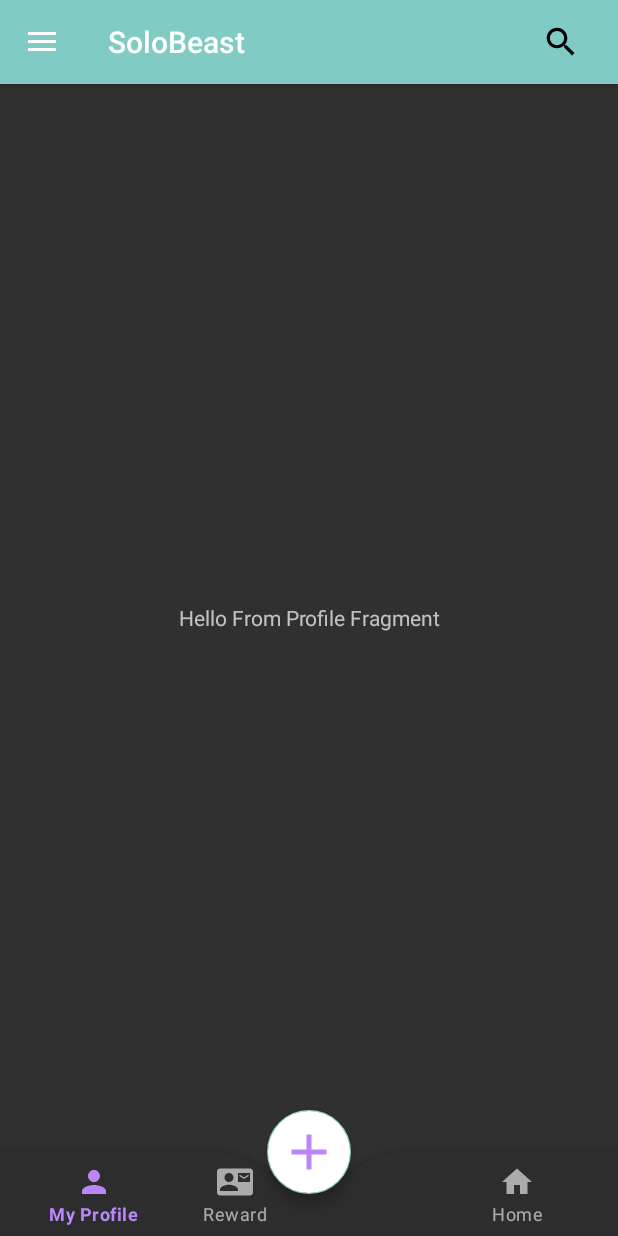
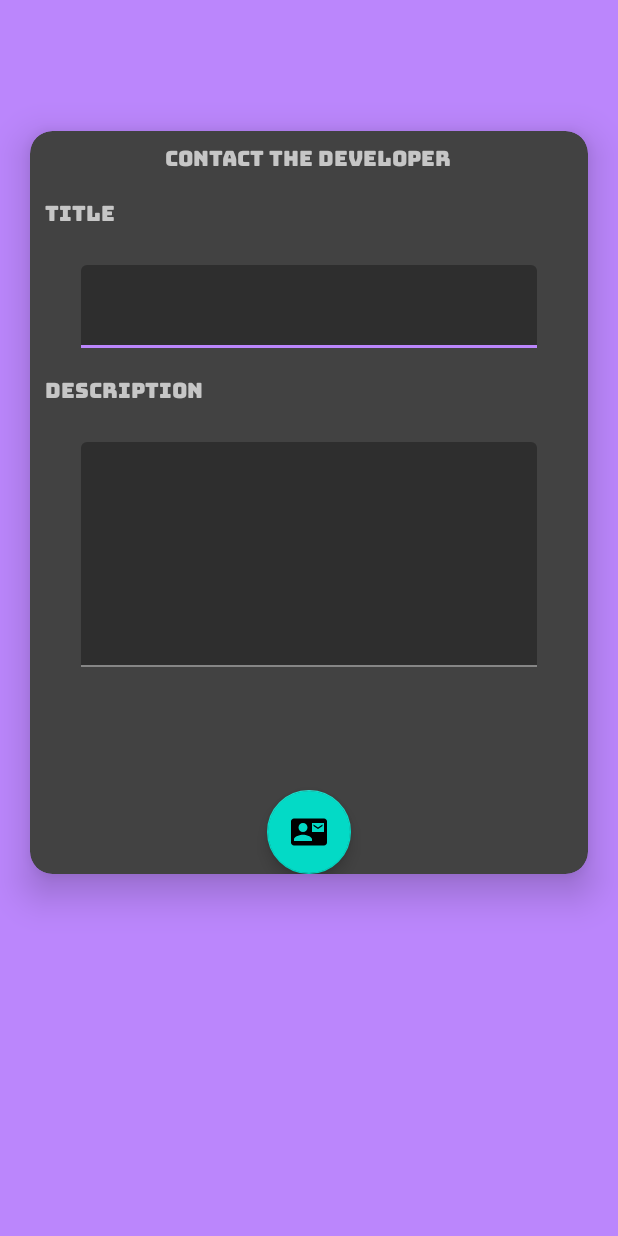
Before and after one commit to OfekiAlm/SoloBeast, an Android app: the screen it shows after launch once a user with an empty profile is signed in (MainActivity before the commit, MailContactAct after it), in the side drawer, after a tap on "Contact Dev team", on a phone screen of 412 x 824 dp. Run offline under Robolectric (Android 15) with nearby library versions, the phone set to English and light mode, and no system bars; our stand-ins replace Firebase (no records; nobody signed in at launch, a user with empty details on screens opened directly).

Commit message:
added contact developer option with Gmail

```diff
--- a/app/src/main/AndroidManifest.xml
+++ b/app/src/main/AndroidManifest.xml
@@ -2,8 +2,10 @@
 <manifest xmlns:android="http://schemas.android.com/apk/res/android"
     xmlns:tools="http://schemas.android.com/tools"
     package="com.example.solobeast">
-    <uses-permission android:name="android.permission.FOREGROUND_SERVICE"/>
-    <uses-permission android:name="android.permission.ACCESS_BACKGROUND_SERVICE"/>
+
+    <uses-permission android:name="android.permission.FOREGROUND_SERVICE" />
+    <uses-permission android:name="android.permission.ACCESS_BACKGROUND_SERVICE" />
+
     <application
         android:allowBackup="true"
         android:dataExtractionRules="@xml/data_extraction_rules"
@@ -14,9 +16,13 @@
         android:supportsRtl="true"
         android:theme="@style/AppTheme"
         tools:targetApi="31">
-
-
-
+        <activity
+            android:name=".ui.MailContactAct"
+            android:exported="false">
+            <meta-data
+                android:name="android.app.lib_name"
+                android:value="" />
+        </activity>
         <activity
             android:name=".ui.TaskTimerAct"
             android:exported="false">
@@ -57,8 +63,7 @@
             android:name=".ui.Auth.RegisterAct"
             android:exported="true" />
 
-        <service
-            android:name=".Extras.Services.TimerService" />
+        <service android:name=".Extras.Services.TimerService" />
     </application>
 
 </manifest>
--- a/app/src/main/java/com/example/solobeast/ui/Home/MainActivity.java
+++ b/app/src/main/java/com/example/solobeast/ui/Home/MainActivity.java
@@ -29,6 +29,7 @@ import com.example.solobeast.R;
 import com.example.solobeast.ui.Home.Fragments.RewardFragment;
 import com.example.solobeast.databinding.ActivityMainBinding;
 import com.example.solobeast.ui.Auth.LoginAct;
+import com.example.solobeast.ui.MailContactAct;
 import com.google.android.material.floatingactionbutton.FloatingActionButton;
 import com.google.android.material.navigation.NavigationView;
 import com.google.firebase.auth.FirebaseAuth;
@@ -126,6 +127,8 @@ public class MainActivity extends AppCompatActivity implements NavigationView.On
                 break;
             case R.id.nav_contact:
                 Log.i("MoveScreen", "MoveToContact  Screen:Success");
+                Intent moveToMailContact = new Intent(this, MailContactAct.class);
+                startActivity(moveToMailContact);
                 break;
             case R.id.nav_donate:
                 Log.i("MoveScreen", "MoveToDonateScreen:Success");
--- /dev/null
+++ b/app/src/main/java/com/example/solobeast/ui/MailContactAct.java
@@ -0,0 +1,37 @@
+package com.example.solobeast.ui;
+
+import androidx.appcompat.app.AppCompatActivity;
+
+import android.content.Intent;
+import android.os.Bundle;
+import android.view.View;
+import android.widget.TextView;
+
+import com.example.solobeast.R;
+import com.google.android.material.floatingactionbutton.FloatingActionButton;
+
+public class MailContactAct extends AppCompatActivity {
+    TextView emailTitleTv,emailBodyTv;
+    FloatingActionButton submitMail;
+    @Override
+    protected void onCreate(Bundle savedInstanceState) {
+        super.onCreate(savedInstanceState);
+        setContentView(R.layout.activity_mail_contact);
+        init();
+
+        submitMail.setOnClickListener(view -> {
+            Intent emailIntent = new Intent(android.content.Intent.ACTION_SEND);
+            emailIntent.setType("text/plain");
+            emailIntent.putExtra(Intent.EXTRA_EMAIL,new String[]{"ofekalm100@gmail.com"});
+            emailIntent.putExtra(Intent.EXTRA_SUBJECT, emailTitleTv.getEditableText().toString()); //title
+            emailIntent.putExtra(Intent.EXTRA_TEXT, emailBodyTv.getEditableText().toString()); // description
+            startActivity(emailIntent);
+        });
+    }
+
+    private void init(){
+        submitMail = findViewById(R.id.fab_contact);
+        emailTitleTv = findViewById(R.id.title_contact_et);
+        emailBodyTv = findViewById(R.id.task_desc_et);
+    }
+}
--- /dev/null
+++ b/app/src/main/res/layout/activity_mail_contact.xml
@@ -0,0 +1,103 @@
+<?xml version="1.0" encoding="utf-8"?>
+<LinearLayout xmlns:android="http://schemas.android.com/apk/res/android"
+    xmlns:app="http://schemas.android.com/apk/res-auto"
+    xmlns:tools="http://schemas.android.com/tools"
+    android:layout_width="match_parent"
+    android:layout_height="match_parent"
+    android:background="@color/purple_200"
+    android:orientation="vertical"
+    tools:context=".ui.DetailedTaskAct">
+
+    <androidx.cardview.widget.CardView
+        android:id="@+id/card_view"
+        android:layout_width="match_parent"
+        android:layout_height="550dp"
+        android:layout_marginVertical="60dp"
+        app:cardCornerRadius="15dp"
+
+        app:cardElevation="15dp"
+        app:cardUseCompatPadding="true">
+
+
+        <LinearLayout
+            android:layout_width="match_parent"
+            android:layout_height="match_parent"
+            android:orientation="vertical">
+
+            <TextView
+                android:layout_width="wrap_content"
+                android:layout_height="wrap_content"
+                android:text="Contact the developer"
+                android:fontFamily="@font/bungee"
+                android:layout_gravity="center"/>
+            <TextView
+                android:id="@+id/title_contact"
+                android:layout_width="wrap_content"
+                android:layout_height="wrap_content"
+                android:layout_marginLeft="10dp"
+                android:fontFamily="@font/bungee"
+                android:text="title" />
+
+            <com.google.android.material.textfield.TextInputLayout
+
+                android:id="@+id/textInputLayout"
+                android:layout_width="match_parent"
+                android:layout_height="wrap_content"
+                android:layout_marginTop="16dp"
+                android:hint="">
+
+                <com.google.android.material.textfield.TextInputEditText
+                    android:id="@+id/title_contact_et"
+                    android:layout_width="304dp"
+                    android:layout_height="55dp"
+                    android:layout_gravity="center"
+                    />
+
+
+            </com.google.android.material.textfield.TextInputLayout>
+
+
+            <TextView
+                android:layout_marginTop="10dp"
+                android:id="@+id/task_desc_1"
+                android:layout_width="wrap_content"
+                android:layout_height="wrap_content"
+                android:layout_marginLeft="10dp"
+                android:fontFamily="@font/bungee"
+                android:text="Description" />
+
+
+            <com.google.android.material.textfield.TextInputLayout
+
+                android:id="@+id/textInputLayout1"
+                android:layout_width="match_parent"
+                android:layout_height="wrap_content"
+                android:layout_marginTop="16dp"
+                android:hint="">
+
+                <com.google.android.material.textfield.TextInputEditText
+                    android:id="@+id/task_desc_et"
+                    android:layout_width="304dp"
+                    android:layout_height="150dp"
+                    android:layout_gravity="center"
+                    />
+
+
+            </com.google.android.material.textfield.TextInputLayout>
+
+
+
+        </LinearLayout>
+        <com.google.android.material.floatingactionbutton.FloatingActionButton
+            android:id="@+id/fab_contact"
+            android:layout_width="wrap_content"
+            android:layout_height="wrap_content"
+            android:layout_gravity="bottom|center"
+
+            app:srcCompat="@drawable/ic_baseline_contact_mail"
+            android:layout_alignParentRight="true"
+            android:layout_alignParentEnd="true" />
+    </androidx.cardview.widget.CardView>
+
+
+</LinearLayout>
```
